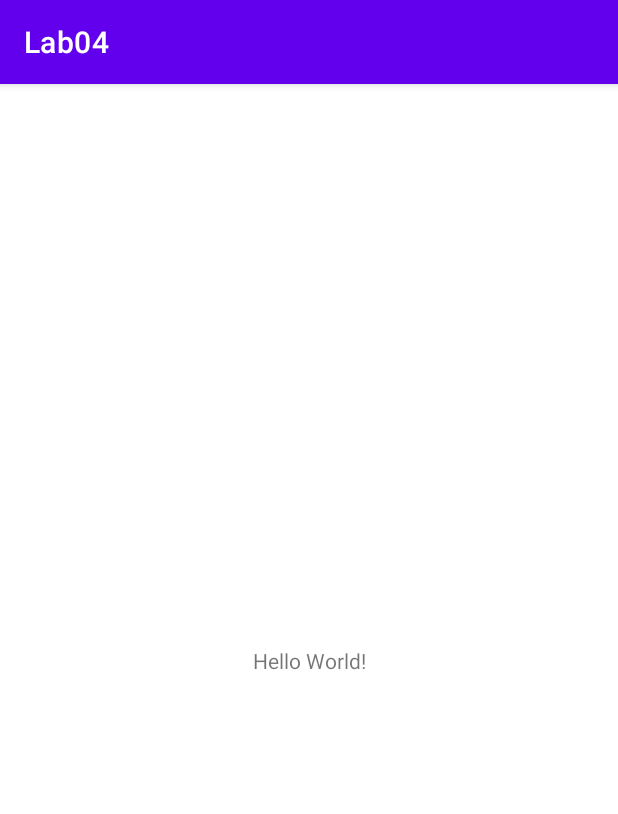
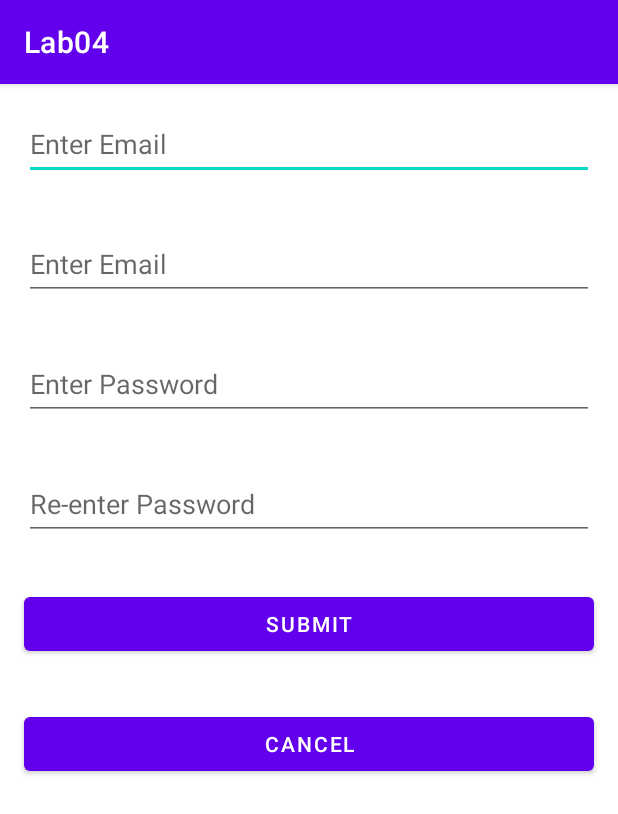
Before and after one commit to RanushSanjula/MAD-Lab4, an Android app: the screen it shows after launch (MainActivity), on a phone screen of 412 x 824 dp. Shown: the top 814 px of the screen. Run offline under Robolectric (Android 15) with nearby library versions, the phone set to English and light mode, and no system bars.

Commit message:
updated layout

```diff
--- a/app/src/main/res/layout/activity_main.xml
+++ b/app/src/main/res/layout/activity_main.xml
@@ -1,18 +1,77 @@
 <?xml version="1.0" encoding="utf-8"?>
-<androidx.constraintlayout.widget.ConstraintLayout xmlns:android="http://schemas.android.com/apk/res/android"
+<LinearLayout xmlns:android="http://schemas.android.com/apk/res/android"
     xmlns:app="http://schemas.android.com/apk/res-auto"
     xmlns:tools="http://schemas.android.com/tools"
     android:layout_width="match_parent"
     android:layout_height="match_parent"
-    tools:context=".MainActivity">
+    android:orientation="vertical"
+    tools:context=".MainActivity" >
 
-    <TextView
-        android:layout_width="wrap_content"
+    <EditText
+        android:id="@+id/editTextTextEmailAddress"
+        android:layout_width="match_parent"
+        android:layout_height="48dp"
+        android:layout_marginLeft="16dp"
+        android:layout_marginTop="16dp"
+        android:layout_marginRight="16dp"
+        android:layout_marginBottom="16dp"
+        android:ems="10"
+        android:hint="Enter Email"
+        android:inputType="textEmailAddress" />
+
+    <EditText
+        android:id="@+id/editTextTextEmailAddress2"
+        android:layout_width="match_parent"
+        android:layout_height="48dp"
+        android:layout_marginLeft="16dp"
+        android:layout_marginTop="16dp"
+        android:layout_marginRight="16dp"
+        android:layout_marginBottom="16dp"
+        android:ems="10"
+        android:hint="Enter Email"
+        android:inputType="textEmailAddress" />
+
+    <EditText
+        android:id="@+id/editTextTextPassword"
+        android:layout_width="match_parent"
+        android:layout_height="48dp"
+        android:layout_marginLeft="16dp"
+        android:layout_marginTop="16dp"
+        android:layout_marginRight="16dp"
+        android:layout_marginBottom="16dp"
+        android:ems="10"
+        android:hint="Enter Password"
+        android:inputType="textPassword" />
+
+    <EditText
+        android:id="@+id/editTextTextPassword2"
+        android:layout_width="match_parent"
+        android:layout_height="48dp"
+        android:layout_marginLeft="16dp"
+        android:layout_marginTop="16dp"
+        android:layout_marginRight="16dp"
+        android:layout_marginBottom="16dp"
+        android:ems="10"
+        android:hint="Re-enter Password"
+        android:inputType="textPassword" />
+
+    <Button
+        android:id="@+id/button"
+        android:layout_width="match_parent"
         android:layout_height="wrap_content"
-        android:text="Hello World!"
-        app:layout_constraintBottom_toBottomOf="parent"
-        app:layout_constraintEnd_toEndOf="parent"
-        app:layout_constraintStart_toStartOf="parent"
-        app:layout_constraintTop_toTopOf="parent" />
+        android:layout_marginLeft="16dp"
+        android:layout_marginTop="16dp"
+        android:layout_marginRight="16dp"
+        android:layout_marginBottom="16dp"
+        android:text="Submit" />
 
-</androidx.constraintlayout.widget.ConstraintLayout>
+    <Button
+        android:id="@+id/button2"
+        android:layout_width="match_parent"
+        android:layout_height="wrap_content"
+        android:layout_marginLeft="16dp"
+        android:layout_marginTop="16dp"
+        android:layout_marginRight="16dp"
+        android:layout_marginBottom="16dp"
+        android:text="Cancel" />
+</LinearLayout>
```
